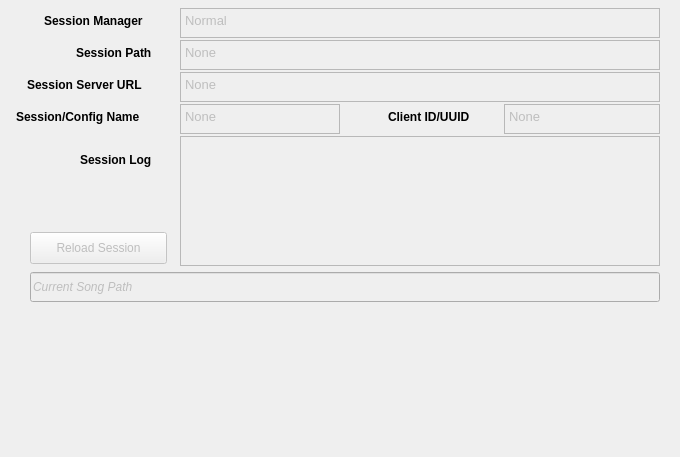
This is seq_qt5/forms/qsessionframe.ui in ahlstromcj/seq66 as Qt 5 draws it before an edit. The edited form follows.
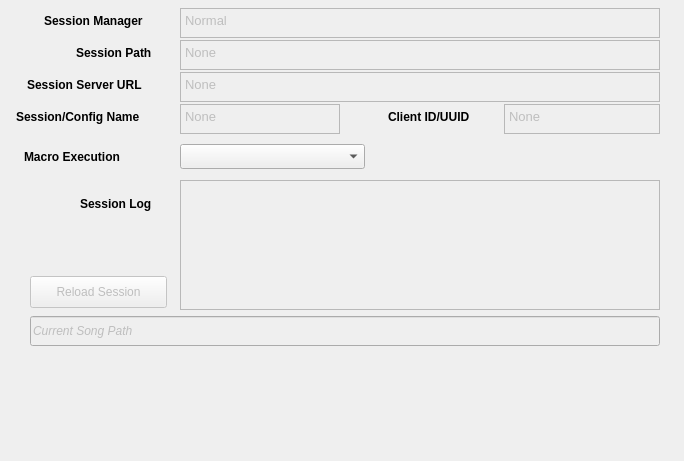
This is the edited form.

Commit message: More progress on macro support, interim check-in.

Patch:
```diff
--- a/seq_qt5/forms/qsessionframe.ui
+++ b/seq_qt5/forms/qsessionframe.ui
@@ -6,8 +6,8 @@
    <rect>
     <x>0</x>
     <y>0</y>
-    <width>680</width>
-    <height>457</height>
+    <width>684</width>
+    <height>461</height>
    </rect>
   </property>
   <property name="windowTitle">
@@ -143,7 +143,7 @@
    <property name="geometry">
     <rect>
      <x>80</x>
-     <y>144</y>
+     <y>188</y>
      <width>93</width>
      <height>32</height>
     </rect>
@@ -171,7 +171,7 @@
    <property name="geometry">
     <rect>
      <x>180</x>
-     <y>136</y>
+     <y>180</y>
      <width>480</width>
      <height>130</height>
     </rect>
@@ -202,7 +202,7 @@
    <property name="geometry">
     <rect>
      <x>30</x>
-     <y>232</y>
+     <y>276</y>
      <width>137</width>
      <height>32</height>
     </rect>
@@ -401,7 +401,7 @@
    <property name="geometry">
     <rect>
      <x>30</x>
-     <y>272</y>
+     <y>316</y>
      <width>630</width>
      <height>30</height>
     </rect>
@@ -430,6 +430,41 @@
     <bool>true</bool>
    </property>
   </widget>
+  <widget class="QLabel" name="label">
+   <property name="geometry">
+    <rect>
+     <x>24</x>
+     <y>148</y>
+     <width>141</width>
+     <height>17</height>
+    </rect>
+   </property>
+   <property name="font">
+    <font>
+     <weight>75</weight>
+     <bold>true</bold>
+    </font>
+   </property>
+   <property name="text">
+    <string>Macro Execution</string>
+   </property>
+  </widget>
+  <widget class="QComboBox" name="macroComboBox">
+   <property name="geometry">
+    <rect>
+     <x>180</x>
+     <y>144</y>
+     <width>185</width>
+     <height>25</height>
+    </rect>
+   </property>
+   <property name="currentText">
+    <string/>
+   </property>
+   <property name="insertPolicy">
+    <enum>QComboBox::InsertAlphabetically</enum>
+   </property>
+  </widget>
  </widget>
  <resources/>
  <connections/>
```
The commit also changes 19 other files.
